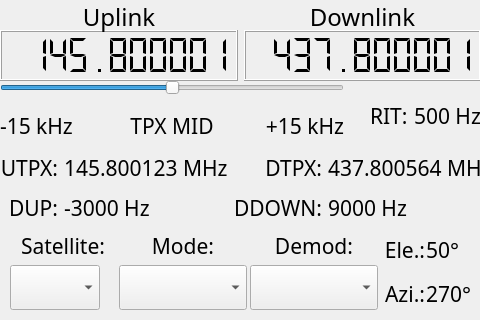
Qt form AmsatGUI-small.ui (dl3jop/PARST) before a commit.
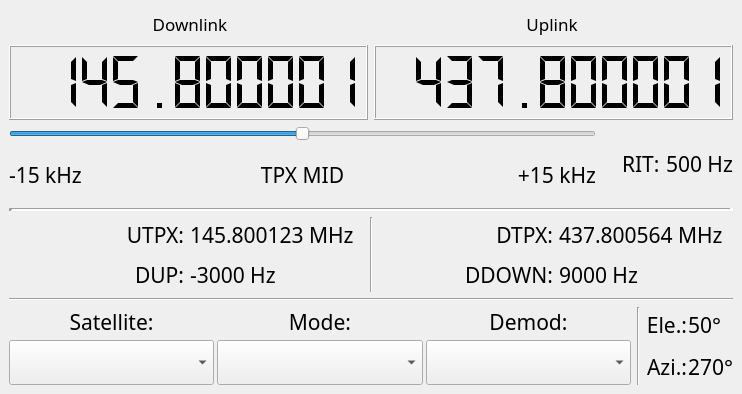
The same form after that commit.

Commit message: Enable scaling for main window

```diff
--- a/AmsatGUI-small.ui
+++ b/AmsatGUI-small.ui
@@ -9,26 +9,26 @@
    <rect>
     <x>0</x>
     <y>0</y>
-    <width>480</width>
-    <height>320</height>
+    <width>742</width>
+    <height>394</height>
    </rect>
   </property>
   <property name="sizePolicy">
-   <sizepolicy hsizetype="Fixed" vsizetype="Fixed">
+   <sizepolicy hsizetype="Preferred" vsizetype="Preferred">
     <horstretch>0</horstretch>
     <verstretch>0</verstretch>
    </sizepolicy>
   </property>
   <property name="minimumSize">
    <size>
-    <width>480</width>
-    <height>320</height>
+    <width>320</width>
+    <height>240</height>
    </size>
   </property>
   <property name="maximumSize">
    <size>
-    <width>800</width>
-    <height>480</height>
+    <width>1920</width>
+    <height>1080</height>
    </size>
   </property>
   <property name="font">
@@ -47,116 +47,33 @@
    <string>AMSAT-GUI</string>
   </property>
   <widget class="QWidget" name="centralwidget">
-   <widget class="QWidget" name="horizontalLayoutWidget">
-    <property name="geometry">
-     <rect>
-      <x>0</x>
-      <y>30</y>
-      <width>481</width>
-      <height>51</height>
-     </rect>
-    </property>
-    <layout class="QHBoxLayout" name="freqLayout">
-     <property name="sizeConstraint">
-      <enum>QLayout::SetMinAndMaxSize</enum>
-     </property>
+   <layout class="QVBoxLayout" name="verticalLayout_8">
      <item>
-      <widget class="QLCDNumber" name="freqUP_LCD">
-       <property name="enabled">
-        <bool>true</bool>
-       </property>
-       <property name="font">
-        <font>
-         <family>Nasalization</family>
-         <pointsize>10</pointsize>
-         <underline>false</underline>
-         <strikeout>false</strikeout>
-        </font>
-       </property>
-       <property name="smallDecimalPoint">
-        <bool>false</bool>
-       </property>
-       <property name="digitCount">
-        <number>11</number>
-       </property>
-       <property name="segmentStyle">
-        <enum>QLCDNumber::Flat</enum>
-       </property>
-       <property name="value" stdset="0">
-        <double>145.800001000000009</double>
-       </property>
-      </widget>
-     </item>
-     <item>
-      <widget class="QLCDNumber" name="freqDOWN_LCD">
-       <property name="enabled">
-        <bool>true</bool>
-       </property>
-       <property name="font">
-        <font>
-         <family>Nasalization</family>
-         <pointsize>10</pointsize>
-         <underline>false</underline>
-         <strikeout>false</strikeout>
-        </font>
-       </property>
-       <property name="smallDecimalPoint">
-        <bool>false</bool>
-       </property>
-       <property name="digitCount">
-        <number>11</number>
-       </property>
-       <property name="segmentStyle">
-        <enum>QLCDNumber::Flat</enum>
-       </property>
-       <property name="value" stdset="0">
-        <double>437.800001000000009</double>
-       </property>
-      </widget>
-     </item>
-    </layout>
-   </widget>
-   <widget class="QWidget" name="verticalLayoutWidget">
-    <property name="geometry">
-     <rect>
-      <x>0</x>
-      <y>0</y>
-      <width>481</width>
-      <height>32</height>
-     </rect>
-    </property>
     <layout class="QHBoxLayout" name="horizontalLayout">
+      <property name="spacing">
+       <number>0</number>
+      </property>
      <property name="sizeConstraint">
-      <enum>QLayout::SetMinAndMaxSize</enum>
-     </property>
-     <item>
-      <widget class="QLabel" name="label_DOWNLINK">
-       <property name="font">
-        <font>
-         <family>Nasalization</family>
-         <pointsize>18</pointsize>
-         <weight>50</weight>
-         <italic>false</italic>
-         <bold>false</bold>
-        </font>
-       </property>
-       <property name="text">
-        <string>Uplink</string>
-       </property>
-       <property name="scaledContents">
-        <bool>true</bool>
-       </property>
-       <property name="alignment">
-        <set>Qt::AlignCenter</set>
-       </property>
-      </widget>
-     </item>
+       <enum>QLayout::SetMinimumSize</enum>
+      </property>
      <item>
       <widget class="QLabel" name="label_UPLINK">
+        <property name="sizePolicy">
+         <sizepolicy hsizetype="Minimum" vsizetype="Minimum">
+          <horstretch>0</horstretch>
+          <verstretch>0</verstretch>
+         </sizepolicy>
+        </property>
+        <property name="maximumSize">
+         <size>
+          <width>16777215</width>
+          <height>30</height>
+         </size>
+        </property>
        <property name="font">
         <font>
          <family>Nasalization</family>
-         <pointsize>18</pointsize>
+          <pointsize>13</pointsize>
          <weight>50</weight>
          <italic>false</italic>
          <bold>false</bold>
@@ -176,17 +93,104 @@
        </property>
       </widget>
      </item>
-    </layout>
-   </widget>
-   <widget class="QWidget" name="layoutWidget">
-    <property name="geometry">
-     <rect>
-      <x>0</x>
-      <y>80</y>
-      <width>481</width>
-      <height>71</height>
-     </rect>
-    </property>
+      <item>
+       <widget class="QLabel" name="label_DOWNLINK">
+        <property name="sizePolicy">
+         <sizepolicy hsizetype="Minimum" vsizetype="Minimum">
+          <horstretch>0</horstretch>
+          <verstretch>0</verstretch>
+         </sizepolicy>
+        </property>
+        <property name="maximumSize">
+         <size>
+          <width>16777215</width>
+          <height>30</height>
+         </size>
+        </property>
+        <property name="font">
+         <font>
+          <family>Nasalization</family>
+          <pointsize>13</pointsize>
+          <weight>50</weight>
+          <italic>false</italic>
+          <bold>false</bold>
+         </font>
+        </property>
+        <property name="text">
+         <string>Uplink</string>
+        </property>
+        <property name="scaledContents">
+         <bool>true</bool>
+        </property>
+        <property name="alignment">
+         <set>Qt::AlignCenter</set>
+        </property>
+       </widget>
+      </item>
+     </layout>
+    </item>
+    <item>
+     <layout class="QHBoxLayout" name="freqLayout">
+      <property name="sizeConstraint">
+       <enum>QLayout::SetMinAndMaxSize</enum>
+      </property>
+      <item>
+       <widget class="QLCDNumber" name="freqUP_LCD">
+        <property name="enabled">
+         <bool>true</bool>
+        </property>
+        <property name="font">
+         <font>
+          <family>Nasalization</family>
+          <pointsize>10</pointsize>
+          <underline>false</underline>
+          <strikeout>false</strikeout>
+         </font>
+        </property>
+        <property name="smallDecimalPoint">
+         <bool>false</bool>
+        </property>
+        <property name="digitCount">
+         <number>11</number>
+        </property>
+        <property name="segmentStyle">
+         <enum>QLCDNumber::Flat</enum>
+        </property>
+        <property name="value" stdset="0">
+         <double>145.800001000000009</double>
+        </property>
+       </widget>
+      </item>
+      <item>
+       <widget class="QLCDNumber" name="freqDOWN_LCD">
+        <property name="enabled">
+         <bool>true</bool>
+        </property>
+        <property name="font">
+         <font>
+          <family>Nasalization</family>
+          <pointsize>10</pointsize>
+          <underline>false</underline>
+          <strikeout>false</strikeout>
+         </font>
+        </property>
+        <property name="smallDecimalPoint">
+         <bool>false</bool>
+        </property>
+        <property name="digitCount">
+         <number>11</number>
+        </property>
+        <property name="segmentStyle">
+         <enum>QLCDNumber::Flat</enum>
+        </property>
+        <property name="value" stdset="0">
+         <double>437.800001000000009</double>
+        </property>
+       </widget>
+      </item>
+     </layout>
+    </item>
+    <item>
     <layout class="QHBoxLayout" name="linear_data">
      <item>
       <layout class="QVBoxLayout" name="tpx_slider">
@@ -331,16 +335,191 @@
       </layout>
      </item>
     </layout>
-   </widget>
-   <widget class="QWidget" name="layoutWidget">
-    <property name="geometry">
-     <rect>
-      <x>10</x>
-      <y>230</y>
-      <width>461</width>
-      <height>83</height>
-     </rect>
-    </property>
+    </item>
+    <item>
+     <widget class="Line" name="line_sep_1">
+      <property name="styleSheet">
+       <string notr="true">color: rgb(221, 221, 221)</string>
+      </property>
+      <property name="lineWidth">
+       <number>4</number>
+      </property>
+      <property name="orientation">
+       <enum>Qt::Horizontal</enum>
+      </property>
+     </widget>
+    </item>
+    <item>
+     <layout class="QHBoxLayout" name="horizontalLayout_8">
+      <item>
+       <layout class="QHBoxLayout" name="horizontalLayout_5">
+        <item>
+         <layout class="QVBoxLayout" name="verticalLayout_2">
+          <item>
+           <widget class="QLabel" name="label_uplink_tpx">
+            <property name="font">
+             <font>
+              <family>Nasalization</family>
+              <pointsize>16</pointsize>
+             </font>
+            </property>
+            <property name="text">
+             <string>UTPX:</string>
+            </property>
+            <property name="alignment">
+             <set>Qt::AlignRight|Qt::AlignTrailing|Qt::AlignVCenter</set>
+            </property>
+           </widget>
+          </item>
+          <item>
+           <widget class="QLabel" name="label_doppler_up">
+            <property name="font">
+             <font>
+              <family>Nasalization</family>
+              <pointsize>16</pointsize>
+             </font>
+            </property>
+            <property name="text">
+             <string>DUP:</string>
+            </property>
+            <property name="alignment">
+             <set>Qt::AlignRight|Qt::AlignTrailing|Qt::AlignVCenter</set>
+            </property>
+           </widget>
+          </item>
+         </layout>
+        </item>
+        <item>
+         <layout class="QVBoxLayout" name="verticalLayout_5">
+          <item>
+           <widget class="QLabel" name="uplink_tpx">
+            <property name="font">
+             <font>
+              <family>Nasalization</family>
+              <pointsize>16</pointsize>
+             </font>
+            </property>
+            <property name="text">
+             <string>145.800123 MHz</string>
+            </property>
+            <property name="alignment">
+             <set>Qt::AlignLeading|Qt::AlignLeft|Qt::AlignVCenter</set>
+            </property>
+           </widget>
+          </item>
+          <item>
+           <widget class="QLabel" name="doppler_up">
+            <property name="font">
+             <font>
+              <family>Nasalization</family>
+              <pointsize>16</pointsize>
+             </font>
+            </property>
+            <property name="text">
+             <string>-3000 Hz</string>
+            </property>
+            <property name="alignment">
+             <set>Qt::AlignLeading|Qt::AlignLeft|Qt::AlignVCenter</set>
+            </property>
+           </widget>
+          </item>
+         </layout>
+        </item>
+       </layout>
+      </item>
+      <item>
+       <widget class="Line" name="line_sep_2">
+        <property name="orientation">
+         <enum>Qt::Vertical</enum>
+        </property>
+       </widget>
+      </item>
+      <item>
+       <layout class="QHBoxLayout" name="horizontalLayout_7">
+        <item>
+         <layout class="QVBoxLayout" name="verticalLayout_6">
+          <item>
+           <widget class="QLabel" name="label_downlink_tpx">
+            <property name="font">
+             <font>
+              <family>Nasalization</family>
+              <pointsize>16</pointsize>
+             </font>
+            </property>
+            <property name="text">
+             <string>DTPX:</string>
+            </property>
+            <property name="alignment">
+             <set>Qt::AlignRight|Qt::AlignTrailing|Qt::AlignVCenter</set>
+            </property>
+           </widget>
+          </item>
+          <item>
+           <widget class="QLabel" name="label_doppler_down">
+            <property name="font">
+             <font>
+              <family>Nasalization</family>
+              <pointsize>16</pointsize>
+             </font>
+            </property>
+            <property name="text">
+             <string>DDOWN:</string>
+            </property>
+            <property name="alignment">
+             <set>Qt::AlignRight|Qt::AlignTrailing|Qt::AlignVCenter</set>
+            </property>
+           </widget>
+          </item>
+         </layout>
+        </item>
+        <item>
+         <layout class="QVBoxLayout" name="verticalLayout_7">
+          <item>
+           <widget class="QLabel" name="downlink_tpx">
+            <property name="font">
+             <font>
+              <family>Nasalization</family>
+              <pointsize>16</pointsize>
+             </font>
+            </property>
+            <property name="text">
+             <string>437.800564 MHz</string>
+            </property>
+            <property name="alignment">
+             <set>Qt::AlignLeading|Qt::AlignLeft|Qt::AlignVCenter</set>
+            </property>
+           </widget>
+          </item>
+          <item>
+           <widget class="QLabel" name="doppler_down">
+            <property name="font">
+             <font>
+              <family>Nasalization</family>
+              <pointsize>16</pointsize>
+             </font>
+            </property>
+            <property name="text">
+             <string>9000 Hz</string>
+            </property>
+            <property name="alignment">
+             <set>Qt::AlignLeading|Qt::AlignLeft|Qt::AlignVCenter</set>
+            </property>
+           </widget>
+          </item>
+         </layout>
+        </item>
+       </layout>
+      </item>
+     </layout>
+    </item>
+    <item>
+     <widget class="Line" name="line_sep_3">
+      <property name="orientation">
+       <enum>Qt::Horizontal</enum>
+      </property>
+     </widget>
+    </item>
+    <item>
     <layout class="QHBoxLayout" name="sat_settings">
      <item>
       <layout class="QHBoxLayout" name="horizontalLayout_6">
@@ -377,7 +556,7 @@
          <item>
           <widget class="QComboBox" name="satellite_selector">
            <property name="sizePolicy">
-            <sizepolicy hsizetype="Fixed" vsizetype="Fixed">
+             <sizepolicy hsizetype="Preferred" vsizetype="Preferred">
              <horstretch>0</horstretch>
              <verstretch>0</verstretch>
             </sizepolicy>
@@ -428,7 +607,7 @@
          <item>
           <widget class="QComboBox" name="mode_selector">
            <property name="sizePolicy">
-            <sizepolicy hsizetype="Fixed" vsizetype="Fixed">
+             <sizepolicy hsizetype="Preferred" vsizetype="Preferred">
              <horstretch>0</horstretch>
              <verstretch>0</verstretch>
             </sizepolicy>
@@ -470,7 +649,7 @@
          <item>
           <widget class="QComboBox" name="demod_selector">
            <property name="sizePolicy">
-            <sizepolicy hsizetype="Fixed" vsizetype="Fixed">
+             <sizepolicy hsizetype="Preferred" vsizetype="Preferred">
              <horstretch>0</horstretch>
              <verstretch>0</verstretch>
             </sizepolicy>
@@ -493,13 +672,20 @@
        </item>
       </layout>
      </item>
+      <item>
+       <widget class="Line" name="line_sep_4">
+        <property name="orientation">
+         <enum>Qt::Vertical</enum>
+        </property>
+       </widget>
+      </item>
      <item>
       <layout class="QGridLayout" name="gridLayout_2">
        <property name="horizontalSpacing">
         <number>1</number>
        </property>
-       <item row="0" column="0">
-        <widget class="QLabel" name="label_elevation">
+        <item row="1" column="1">
+         <widget class="QLabel" name="satellite_azimuth">
          <property name="font">
           <font>
            <family>Nasalization</family>
@@ -507,10 +693,7 @@
           </font>
          </property>
          <property name="text">
-          <string>Ele.:</string>
-         </property>
-         <property name="alignment">
-          <set>Qt::AlignRight|Qt::AlignTrailing|Qt::AlignVCenter</set>
+           <string>270°</string>
          </property>
         </widget>
        </item>
@@ -543,8 +726,8 @@
          </property>
         </widget>
        </item>
-       <item row="1" column="1">
-        <widget class="QLabel" name="satellite_azimuth">
+        <item row="0" column="0">
+         <widget class="QLabel" name="label_elevation">
          <property name="font">
           <font>
            <family>Nasalization</family>
@@ -552,178 +735,18 @@
           </font>
          </property>
          <property name="text">
-          <string>270°</string>
-         </property>
-        </widget>
-       </item>
-      </layout>
-     </item>
-    </layout>
-   </widget>
-   <widget class="QWidget" name="layoutWidget">
-    <property name="geometry">
-     <rect>
-      <x>0</x>
-      <y>150</y>
-      <width>481</width>
-      <height>75</height>
-     </rect>
-    </property>
-    <layout class="QHBoxLayout" name="horizontalLayout_8">
-     <item>
-      <layout class="QHBoxLayout" name="horizontalLayout_5">
-       <item>
-        <layout class="QVBoxLayout" name="verticalLayout_2">
-         <item>
-          <widget class="QLabel" name="label_uplink_tpx">
-           <property name="font">
-            <font>
-             <family>Nasalization</family>
-             <pointsize>16</pointsize>
-            </font>
-           </property>
-           <property name="text">
-            <string>UTPX:</string>
-           </property>
+           <string>Ele.:</string>
+          </property>
            <property name="alignment">
             <set>Qt::AlignRight|Qt::AlignTrailing|Qt::AlignVCenter</set>
            </property>
           </widget>
          </item>
-         <item>
-          <widget class="QLabel" name="label_doppler_up">
-           <property name="font">
-            <font>
-             <family>Nasalization</family>
-             <pointsize>16</pointsize>
-            </font>
-           </property>
-           <property name="text">
-            <string>DUP:</string>
-           </property>
-           <property name="alignment">
-            <set>Qt::AlignRight|Qt::AlignTrailing|Qt::AlignVCenter</set>
-           </property>
-          </widget>
-         </item>
-        </layout>
-       </item>
-       <item>
-        <layout class="QVBoxLayout" name="verticalLayout_5">
-         <item>
-          <widget class="QLabel" name="uplink_tpx">
-           <property name="font">
-            <font>
-             <family>Nasalization</family>
-             <pointsize>16</pointsize>
-            </font>
-           </property>
-           <property name="text">
-            <string>145.800123 MHz</string>
-           </property>
-           <property name="alignment">
-            <set>Qt::AlignLeading|Qt::AlignLeft|Qt::AlignVCenter</set>
-           </property>
-          </widget>
-         </item>
-         <item>
-          <widget class="QLabel" name="doppler_up">
-           <property name="font">
-            <font>
-             <family>Nasalization</family>
-             <pointsize>16</pointsize>
-            </font>
-           </property>
-           <property name="text">
-            <string>-3000 Hz</string>
-           </property>
-           <property name="alignment">
-            <set>Qt::AlignLeading|Qt::AlignLeft|Qt::AlignVCenter</set>
-           </property>
-          </widget>
-         </item>
+       </layout>
+      </item>
         </layout>
        </item>
       </layout>
-     </item>
-     <item>
-      <layout class="QHBoxLayout" name="horizontalLayout_7">
-       <item>
-        <layout class="QVBoxLayout" name="verticalLayout_6">
-         <item>
-          <widget class="QLabel" name="label_downlink_tpx">
-           <property name="font">
-            <font>
-             <family>Nasalization</family>
-             <pointsize>16</pointsize>
-            </font>
-           </property>
-           <property name="text">
-            <string>DTPX:</string>
-           </property>
-           <property name="alignment">
-            <set>Qt::AlignRight|Qt::AlignTrailing|Qt::AlignVCenter</set>
-           </property>
-          </widget>
-         </item>
-         <item>
-          <widget class="QLabel" name="label_doppler_down">
-           <property name="font">
-            <font>
-             <family>Nasalization</family>
-             <pointsize>16</pointsize>
-            </font>
-           </property>
-           <property name="text">
-            <string>DDOWN:</string>
-           </property>
-           <property name="alignment">
-            <set>Qt::AlignRight|Qt::AlignTrailing|Qt::AlignVCenter</set>
-           </property>
-          </widget>
-         </item>
-        </layout>
-       </item>
-       <item>
-        <layout class="QVBoxLayout" name="verticalLayout_7">
-         <item>
-          <widget class="QLabel" name="downlink_tpx">
-           <property name="font">
-            <font>
-             <family>Nasalization</family>
-             <pointsize>16</pointsize>
-            </font>
-           </property>
-           <property name="text">
-            <string>437.800564 MHz</string>
-           </property>
-           <property name="alignment">
-            <set>Qt::AlignLeading|Qt::AlignLeft|Qt::AlignVCenter</set>
-           </property>
-          </widget>
-         </item>
-         <item>
-          <widget class="QLabel" name="doppler_down">
-           <property name="font">
-            <font>
-             <family>Nasalization</family>
-             <pointsize>16</pointsize>
-            </font>
-           </property>
-           <property name="text">
-            <string>9000 Hz</string>
-           </property>
-           <property name="alignment">
-            <set>Qt::AlignLeading|Qt::AlignLeft|Qt::AlignVCenter</set>
-           </property>
-          </widget>
-         </item>
-        </layout>
-       </item>
-      </layout>
-     </item>
-    </layout>
-   </widget>
   </widget>
  </widget>
  <resources/>
```
Lines whose indentation alone changed are shown as unchanged. The commit also changes 1 other file.
